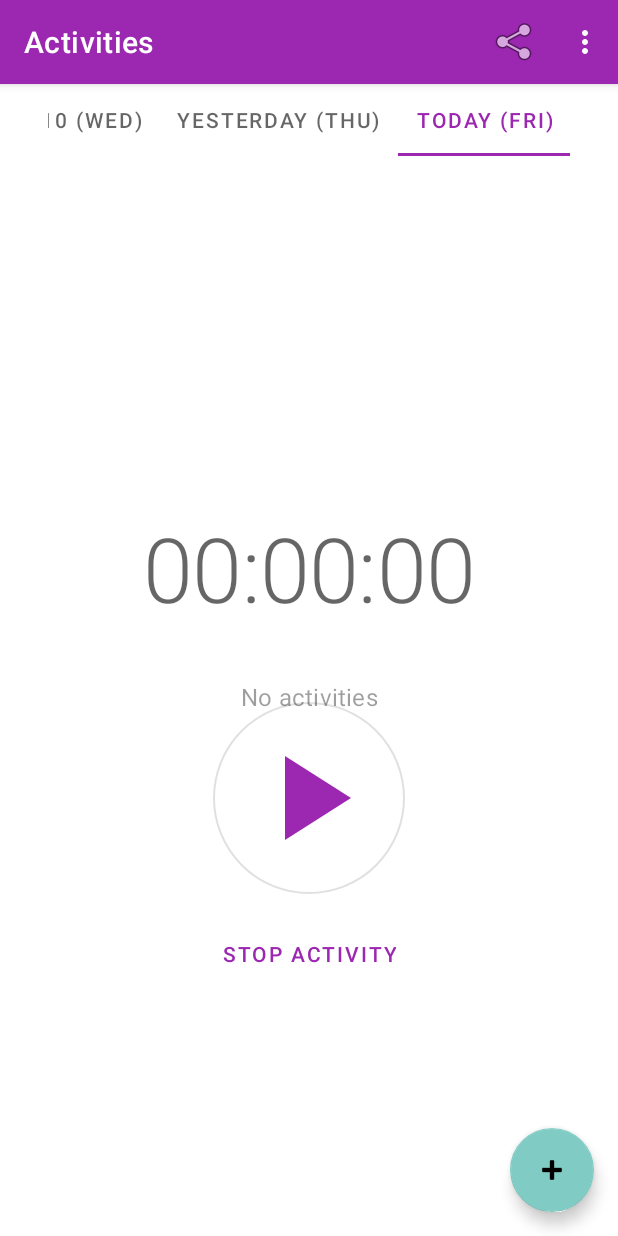
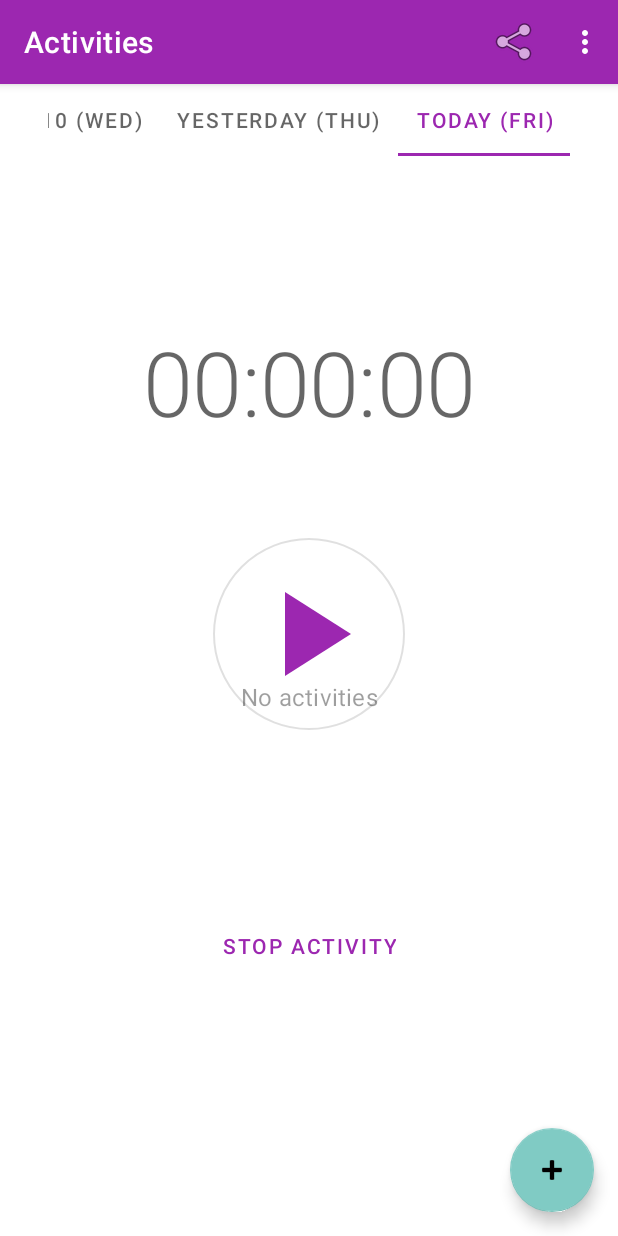
Before and after one commit to charlee/mytimetracker, an Android app: the fragment StopwatchFragment placed in its activity, on a phone screen of 412 x 824 dp. Run offline under Robolectric (Android 15) with nearby library versions, the phone set to English and light mode, and no system bars; our stand-ins replace Dagger/Hilt's generated code, Room's generated code, data binding, navigation-ui; libraries missing offline, so code that uses them is left out: androidx.hilt.lifecycle.

Commit message:
remove Up button in the stopwatch fragment

```diff
--- a/app/src/main/java/com/intelliavant/mytimetracker/MainActivity.kt
+++ b/app/src/main/java/com/intelliavant/mytimetracker/MainActivity.kt
@@ -46,7 +46,15 @@ class MainActivity : AppCompatActivity() {
         setSupportActionBar(findViewById(R.id.work_list_toolbar))
 
         val navController = findNavController(R.id.nav_host_fragment)
-        appBarConfiguration = AppBarConfiguration(navController.graph)
+
+//        appBarConfiguration = AppBarConfiguration(navController.graph)
+        // Set workListFragment and stopwatchFragment as root so that Up button won't show on the stopwatchFragment.
+        // https://stackoverflow.com/questions/56670215/hide-toolbar-back-arrow-with-navigationcomponent-and-bottomnavigationview
+        appBarConfiguration = AppBarConfiguration.Builder(
+            R.id.workListFragment,
+            R.id.stopwatchFragment
+        ).build()
+
         setupActionBarWithNavController(navController, appBarConfiguration)
 
         sm = StopwatchManager.getInstance(this)
--- a/app/src/main/res/layout/fragment_stopwatch.xml
+++ b/app/src/main/res/layout/fragment_stopwatch.xml
@@ -14,16 +14,13 @@
     <LinearLayout
         android:layout_width="match_parent"
         android:layout_height="match_parent"
-        android:gravity="center_vertical"
         >
 
 
     <androidx.constraintlayout.widget.ConstraintLayout
         android:layout_width="match_parent"
         android:layout_height="wrap_content"
-        android:minHeight="360dp"
-        android:maxHeight="360dp"
-        android:layout_marginTop="40dp"
+        android:layout_marginTop="120dp"
         tools:context=".StopwatchFragment">
 
         <TextView
@@ -55,6 +52,8 @@
             android:layout_width="128dp"
             android:layout_height="128dp"
             android:layout_marginBottom="64dp"
+            android:layout_marginTop="64dp"
+
             app:icon="@{isRunning ? @drawable/ic_baseline_pause_64 : @drawable/ic_baseline_play_arrow_64}"
             app:iconGravity="textStart"
             app:iconPadding="0dp"
@@ -66,19 +65,20 @@
             android:insetBottom="0dp"
             style="@style/Widget.MaterialComponents.Button.OutlinedButton.Icon"
             app:shapeAppearanceOverlay="@style/ShapeAppearanceOverlay.MyTimeTracker.Button.Circle"
-            app:layout_constraintBottom_toBottomOf="parent"
+            app:layout_constraintTop_toBottomOf="@id/timer_text_view"
             app:layout_constraintEnd_toEndOf="parent"
             app:layout_constraintStart_toStartOf="parent" />
         <Button
             android:id="@+id/stop_button"
             android:layout_width="wrap_content"
             android:layout_height="wrap_content"
+            android:layout_marginTop="120dp"
             android:layout_marginBottom="0dp"
             style="@style/Widget.MaterialComponents.Button.TextButton"
             android:gravity="center"
             android:text="Stop Activity"
             android:visibility="@{isRunning ? View.GONE : View.VISIBLE}"
-            app:layout_constraintBottom_toBottomOf="parent"
+            app:layout_constraintTop_toBottomOf="@id/pause_resume_button"
             app:layout_constraintEnd_toEndOf="parent"
             app:layout_constraintStart_toStartOf="parent" />
 
```
